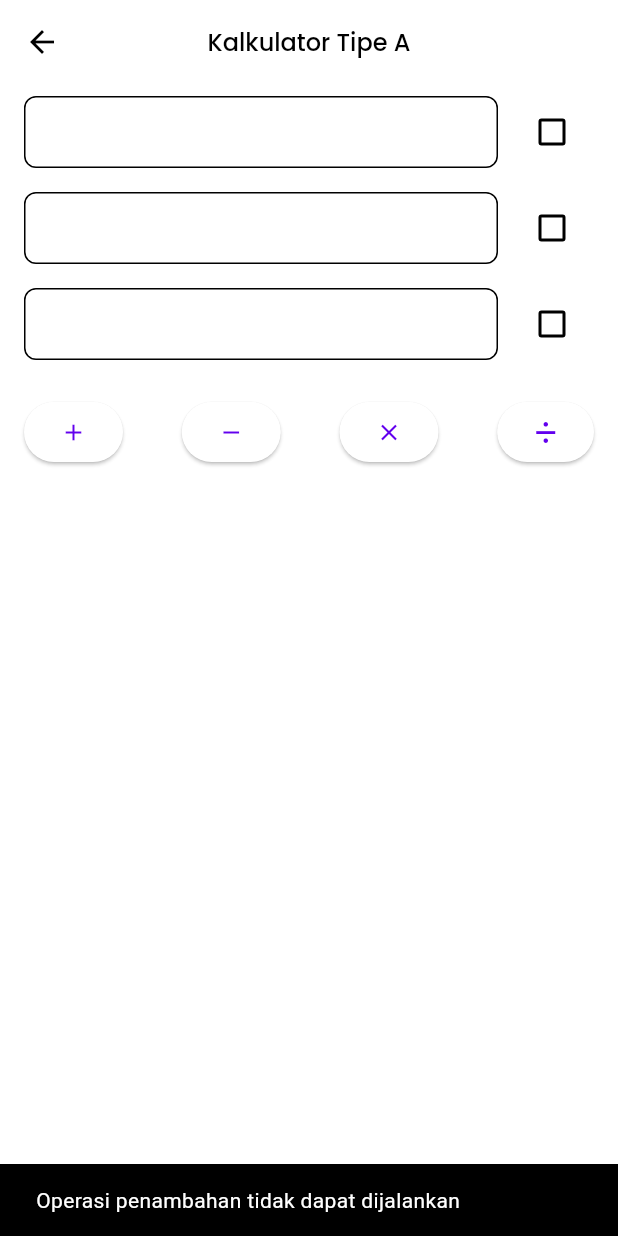
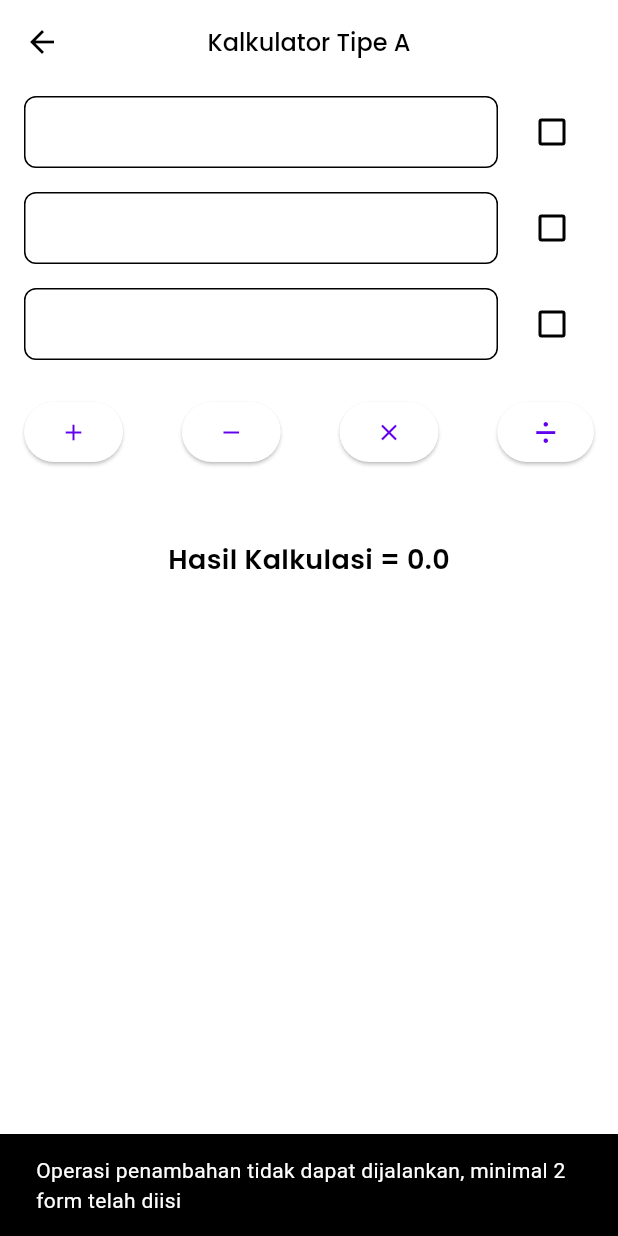
Before and after one commit to devfloody/test_golektruk, a Flutter app: the CalculateTypeA screen opened by its route, after a tap on the "add" icon, on a phone screen of 412 x 824 dp. Run offline on Flutter 3.47's test engine with Material 2 defaults, Android fonts, the light colour scheme and no system bars; our stand-ins replace flutter_hooks, go_router, google_fonts, hooks_riverpod.

Commit message:
fix calculator type a

```diff
--- a/lib/features/calculate/presentation/calculate_type_a/calculate_type_a.dart
+++ b/lib/features/calculate/presentation/calculate_type_a/calculate_type_a.dart
@@ -127,7 +127,7 @@ class CalculateTypeA extends HookConsumerWidget {
                         } else {
                           ScaffoldMessenger.of(context).showSnackBar(
                             const SnackBar(
-                              content: Text("Operasi penambahan tidak dapat dijalankan"),
+                              content: Text("Operasi penambahan tidak dapat dijalankan, minimal 2 form telah diisi"),
                             ),
                           );
                         }
@@ -155,7 +155,7 @@ class CalculateTypeA extends HookConsumerWidget {
                         } else {
                           ScaffoldMessenger.of(context).showSnackBar(
                             const SnackBar(
-                              content: Text("Operasi pengurangan tidak dapat dijalankan"),
+                              content: Text("Operasi pengurangan tidak dapat dijalankan, minimal 2 form telah diisi"),
                             ),
                           );
                         }
@@ -186,7 +186,7 @@ class CalculateTypeA extends HookConsumerWidget {
                         } else {
                           ScaffoldMessenger.of(context).showSnackBar(
                             const SnackBar(
-                              content: Text("Operasi perkalian tidak dapat dijalankan"),
+                              content: Text("Operasi perkalian tidak dapat dijalankan, minimal 2 form telah diisi"),
                             ),
                           );
                         }
@@ -214,7 +214,7 @@ class CalculateTypeA extends HookConsumerWidget {
                         } else {
                           ScaffoldMessenger.of(context).showSnackBar(
                             const SnackBar(
-                              content: Text("Operasi pembagian tidak dapat dijalankan"),
+                              content: Text("Operasi pembagian tidak dapat dijalankan, minimal 2 form telah diisi"),
                             ),
                           );
                         }
@@ -228,6 +228,13 @@ class CalculateTypeA extends HookConsumerWidget {
                 ],
               ),
             ),
+            const SizedBox(height: 32),
+            Center(
+              child: Text(
+                "Hasil Kalkulasi = $calculateA",
+                style: AppFont.poppinsSemiBold.copyWith(fontSize: 18),
+              ),
+            ),
           ],
         ),
       ),
--- a/lib/features/calculate/presentation/calculate_type_a/calculate_type_a_controller.dart
+++ b/lib/features/calculate/presentation/calculate_type_a/calculate_type_a_controller.dart
@@ -70,6 +70,6 @@ class CalculateTypeANotifier extends StateNotifier<double> {
   }
 }
 
-final calculateControllerProvider = StateNotifierProvider<CalculateTypeANotifier, double>((ref) {
+final calculateControllerProvider = StateNotifierProvider.autoDispose<CalculateTypeANotifier, double>((ref) {
   return CalculateTypeANotifier();
 });
```
